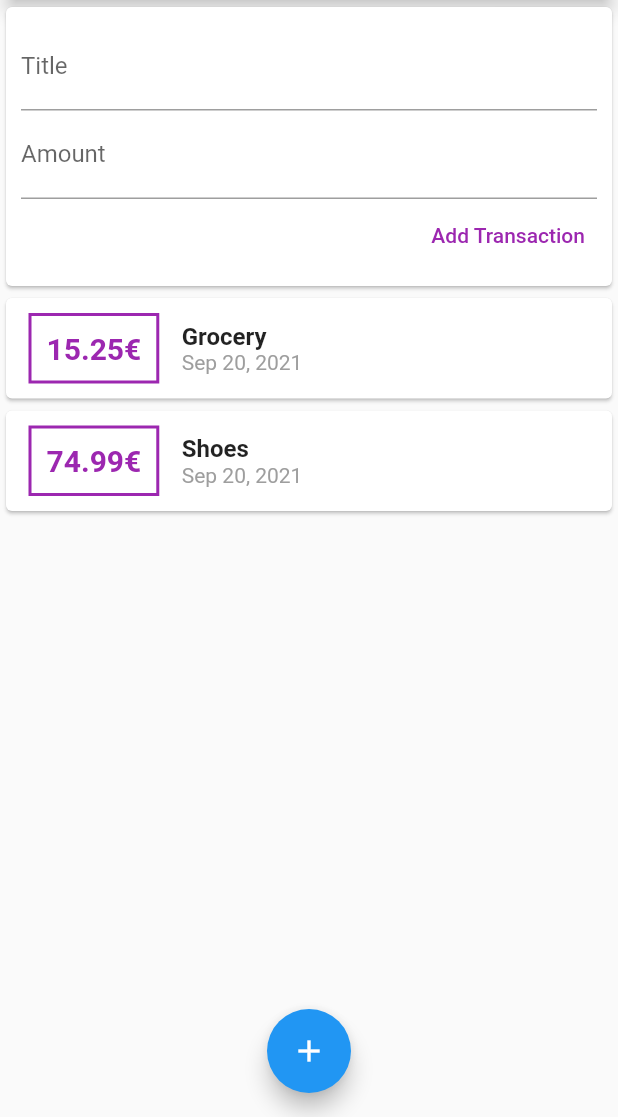
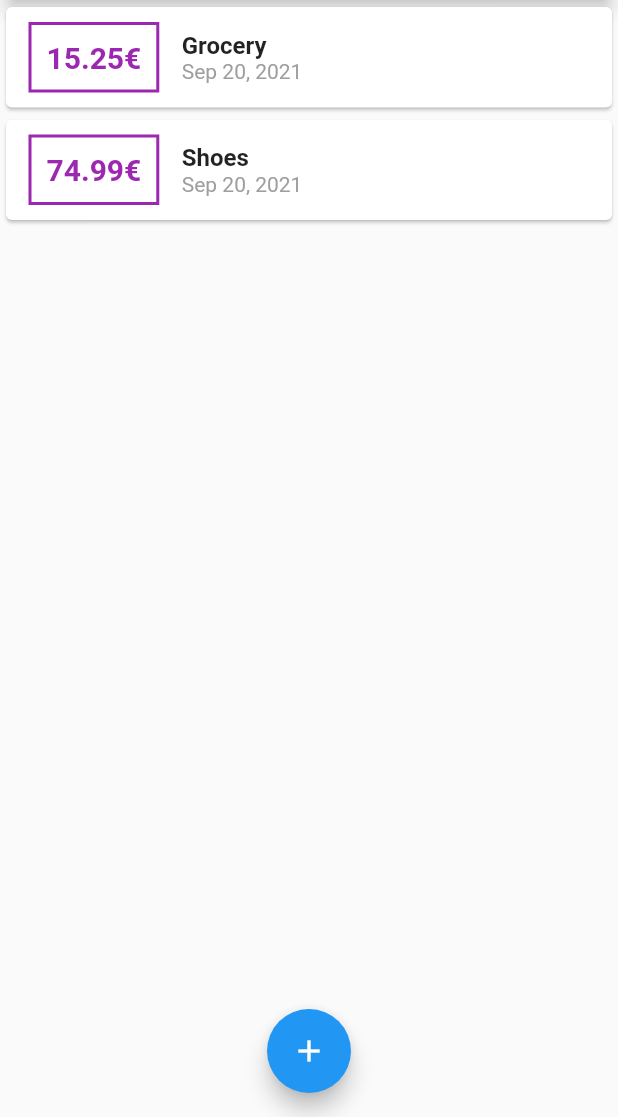
Before and after one commit to SicraStudio/flutter_pers_expenses_app, a Flutter app: the screen it shows after launch, on a phone screen of 412 x 824 dp, the part 119-1236 px from its top. Run offline on Flutter 3.47's test engine with Material 2 defaults, Android fonts, the phone set to English and light mode, and no system bars.

Commit message:
[ADD] adds modal. refactor widgets. add state to main

```diff
--- a/lib/main.dart
+++ b/lib/main.dart
@@ -1,6 +1,8 @@
 import 'package:flutter/material.dart';
 
-import './widgets/user_transactions.dart';
+import './widgets/transaction_list.dart';
+import './widgets/new_transaction.dart';
+import './models/transaction.dart';
 
 void main() => runApp(MyApp());
 
@@ -14,9 +16,47 @@ class MyApp extends StatelessWidget {
   }
 }
 
-class MyHomePage extends StatelessWidget {
-  final titleController = TextEditingController();
-  final amountController = TextEditingController();
+class MyHomePage extends StatefulWidget {
+  @override
+  State<MyHomePage> createState() => _MyHomePageState();
+}
+
+class _MyHomePageState extends State<MyHomePage> {
+  final List<Transaction> _userTransactions = [
+    Transaction(
+      id: 't1',
+      title: 'Grocery',
+      amount: 15.25,
+      date: DateTime.now(),
+    ),
+    Transaction(
+      id: 't2',
+      title: 'Shoes',
+      amount: 74.99,
+      date: DateTime.now(),
+    ),
+  ];
+
+  void _addNewTransaction(String title, double amount) {
+    final newTx = Transaction(
+      id: DateTime.now().toString(),
+      title: title,
+      amount: amount,
+      date: DateTime.now(),
+    );
+
+    setState(() {
+      _userTransactions.add(newTx);
+    });
+  }
+
+  void _startAddNewTransaction(BuildContext ctx) {
+    showModalBottomSheet(
+        context: ctx,
+        builder: (_) {
+          return NewTransaction(_addNewTransaction);
+        });
+  }
 
   @override
   Widget build(BuildContext context) {
@@ -25,14 +65,14 @@ class MyHomePage extends StatelessWidget {
         title: Text('Flutter App'),
         actions: [
           IconButton(
-            onPressed: () {},
+            onPressed: () => _startAddNewTransaction(context),
             icon: Icon(Icons.add),
           ),
         ],
       ),
       floatingActionButton: FloatingActionButton(
         child: Icon(Icons.add),
-        onPressed: () {},
+        onPressed: () => _startAddNewTransaction(context),
       ),
       floatingActionButtonLocation: FloatingActionButtonLocation.centerFloat,
       body: Column(
@@ -44,7 +84,7 @@ class MyHomePage extends StatelessWidget {
               elevation: 5,
             ),
           ),
-          UserTransactions(),
+          TransactionList(_userTransactions),
         ],
       ),
     );
--- a/lib/widgets/user_transactions.dart
+++ /dev/null
@@ -1,50 +0,0 @@
-import 'package:flutter/material.dart';
-
-import './new_transaction.dart';
-import './transaction_list.dart';
-import '../models/transaction.dart';
-
-class UserTransactions extends StatefulWidget {
-  @override
-  _UserTransactionsState createState() => _UserTransactionsState();
-}
-
-class _UserTransactionsState extends State<UserTransactions> {
-  final List<Transaction> _userTransactions = [
-    Transaction(
-      id: 't1',
-      title: 'Grocery',
-      amount: 15.25,
-      date: DateTime.now(),
-    ),
-    Transaction(
-      id: 't2',
-      title: 'Shoes',
-      amount: 74.99,
-      date: DateTime.now(),
-    ),
-  ];
-
-  void _addNewTransaction(String title, double amount) {
-    final newTx = Transaction(
-      id: DateTime.now().toString(),
-      title: title,
-      amount: amount,
-      date: DateTime.now(),
-    );
-
-    setState(() {
-      _userTransactions.add(newTx);
-    });
-  }
-
-  @override
-  Widget build(BuildContext context) {
-    return Column(
-      children: [
-        NewTransaction(_addNewTransaction),
-        TransactionList(_userTransactions),
-      ],
-    );
-  }
-}
```
